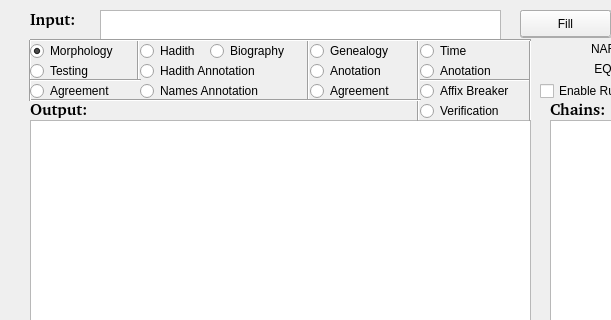
Old version of the form ATSarf/src/gui/mainwindow.ui in the repository codelogicanalysis/atmine; both pictures show x 0 to 611 and y 0 to 320 of the 1000 by 650 pixel window.
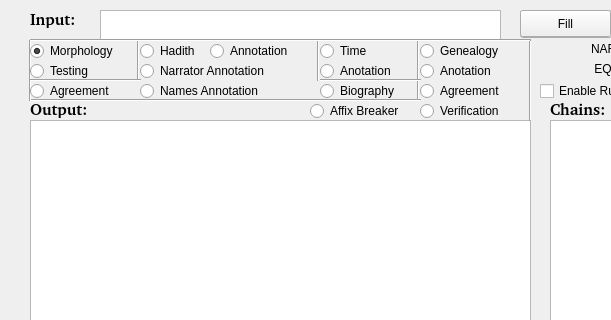
New version of the form.

Commit message: added support for narrator annotation and accuracy of detection in biography

What changed in the file:
```diff
--- a/ATSarf/src/gui/mainwindow.ui
+++ b/ATSarf/src/gui/mainwindow.ui
@@ -552,10 +552,10 @@
    <widget class="Line" name="line_2">
     <property name="geometry">
      <rect>
-      <x>300</x>
+      <x>310</x>
       <y>40</y>
       <width>16</width>
-      <height>61</height>
+      <height>41</height>
      </rect>
     </property>
     <property name="orientation">
@@ -568,7 +568,7 @@
       <x>410</x>
       <y>40</y>
       <width>16</width>
-      <height>81</height>
+      <height>61</height>
      </rect>
     </property>
     <property name="orientation">
@@ -578,9 +578,9 @@
    <widget class="Line" name="line_4">
     <property name="geometry">
      <rect>
-      <x>420</x>
+      <x>320</x>
       <y>70</y>
-      <width>111</width>
+      <width>101</width>
       <height>21</height>
      </rect>
     </property>
@@ -656,8 +656,8 @@
    <widget class="QRadioButton" name="chk_biography">
     <property name="geometry">
      <rect>
-      <x>210</x>
-      <y>40</y>
+      <x>320</x>
+      <y>80</y>
       <width>91</width>
       <height>22</height>
      </rect>
@@ -685,7 +685,7 @@
    <widget class="QRadioButton" name="chk_bible">
     <property name="geometry">
      <rect>
-      <x>310</x>
+      <x>420</x>
       <y>40</y>
       <width>101</width>
       <height>22</height>
@@ -698,7 +698,7 @@
    <widget class="QRadioButton" name="chk_bible_anotation">
     <property name="geometry">
      <rect>
-      <x>310</x>
+      <x>420</x>
       <y>60</y>
       <width>101</width>
       <height>22</height>
@@ -714,8 +714,8 @@
     </property>
     <property name="geometry">
      <rect>
-      <x>420</x>
-      <y>80</y>
+      <x>310</x>
+      <y>100</y>
       <width>111</width>
       <height>22</height>
      </rect>
@@ -746,7 +746,7 @@
    <widget class="QRadioButton" name="chk_time_anotation">
     <property name="geometry">
      <rect>
-      <x>420</x>
+      <x>320</x>
       <y>60</y>
       <width>91</width>
       <height>22</height>
@@ -759,7 +759,7 @@
    <widget class="QRadioButton" name="chk_time">
     <property name="geometry">
      <rect>
-      <x>420</x>
+      <x>320</x>
       <y>40</y>
       <width>91</width>
       <height>22</height>
@@ -772,14 +772,14 @@
    <widget class="QRadioButton" name="chk_hadith_anotation">
     <property name="geometry">
      <rect>
-      <x>140</x>
-      <y>60</y>
-      <width>141</width>
+      <x>210</x>
+      <y>40</y>
+      <width>101</width>
       <height>22</height>
      </rect>
     </property>
     <property name="text">
-     <string>Hadith Annotation</string>
+     <string>Annotation</string>
     </property>
    </widget>
    <widget class="Line" name="line_9">
@@ -824,7 +824,7 @@
    <widget class="QRadioButton" name="chk_bible_agreement">
     <property name="geometry">
      <rect>
-      <x>310</x>
+      <x>420</x>
       <y>80</y>
       <width>101</width>
       <height>22</height>
@@ -847,6 +847,19 @@
      <string>Agreement</string>
     </property>
    </widget>
+   <widget class="QRadioButton" name="chk_narrator_annotation">
+    <property name="geometry">
+     <rect>
+      <x>140</x>
+      <y>60</y>
+      <width>161</width>
+      <height>22</height>
+     </rect>
+    </property>
+    <property name="text">
+     <string>Narrator Annotation</string>
+    </property>
+   </widget>
   </widget>
  </widget>
  <resources/>
```
The commit also changes 9 other files.
